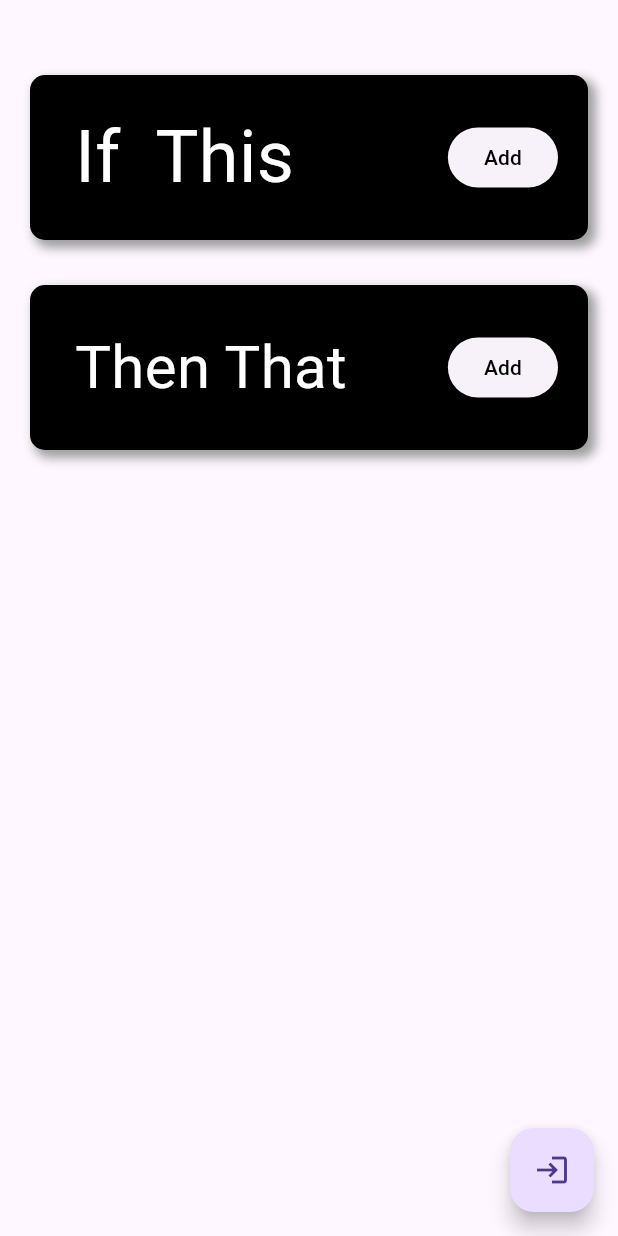
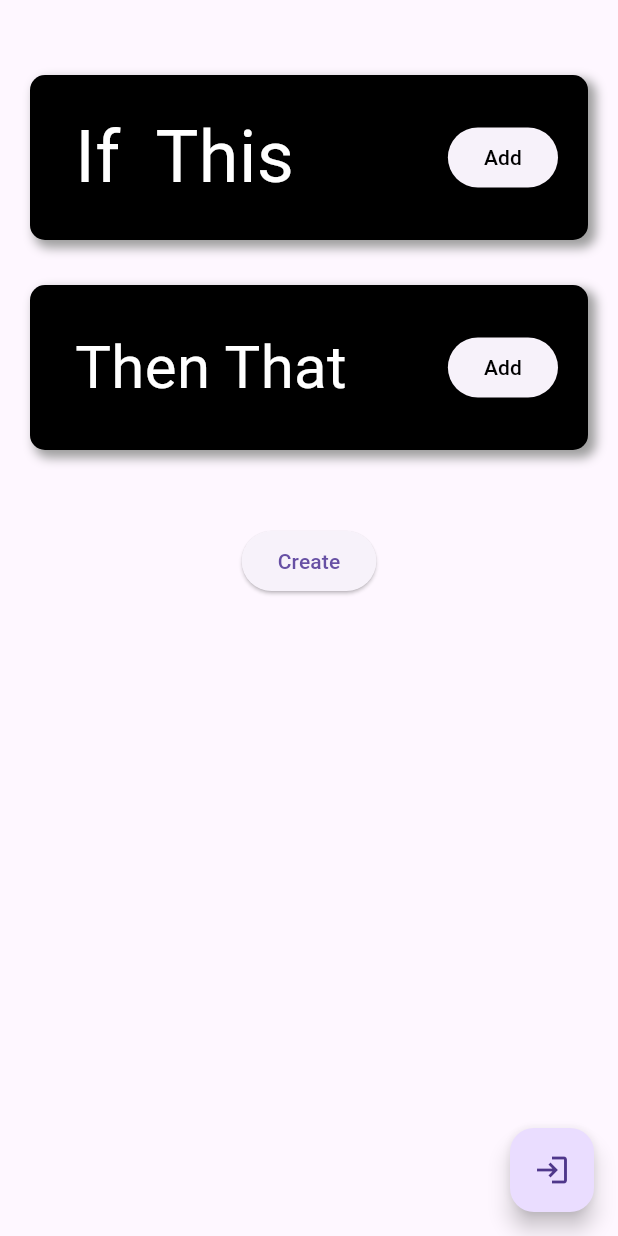
Before and after one commit to ASM-Studios/AREA, a Flutter app: the DashboardPage screen opened by its route, on a phone screen of 412 x 824 dp. Run offline on Flutter 3.47's test engine with Material 3 defaults, Android fonts, the phone set to English and light mode, and no system bars; our stand-ins replace flutter_dotenv, flutter_secure_storage, go_router; missing offline and left inert: aad_oauth, flutter_appauth; accounts and stored records are empty.

Commit message:
feat(workflows): create button

```diff
--- a/client_mobile/lib/data/service_metadata.dart
+++ b/client_mobile/lib/data/service_metadata.dart
@@ -26,7 +26,7 @@ class ServiceMetadata {
         imagePath: 'assets/images/microsoft.png'),
     ServiceMetadata(
         name: "google",
-        color: Colors.white,
+        color: Colors.amber,
         imagePath: 'assets/images/google.png'),
   ];
 
--- a/client_mobile/lib/pages/auth/login.dart
+++ b/client_mobile/lib/pages/auth/login.dart
@@ -96,7 +96,7 @@ class _LoginPageState extends State<LoginPage> {
                     },
                     label: "Sign in with Microsoft",
                     image: Image.asset(
-                      "assets/images/microsoft_logo.png",
+                      "assets/images/microsoft.png",
                       width: 40,
                       height: 30,
                     ),
--- a/client_mobile/lib/pages/auth/register.dart
+++ b/client_mobile/lib/pages/auth/register.dart
@@ -127,7 +127,7 @@ class _RegisterPageState extends State<RegisterPage> {
                     },
                     label: "Sign in with Microsoft",
                     image: Image.asset(
-                      "assets/images/microsoft_logo.png",
+                      "assets/images/microsoft.png",
                       width: 40,
                       height: 30,
                     ),
--- a/client_mobile/lib/pages/dashboard/dashboard.dart
+++ b/client_mobile/lib/pages/dashboard/dashboard.dart
@@ -13,7 +13,6 @@ class DashboardPage extends StatefulWidget {
 }
 
 class _DashboardPageState extends State<DashboardPage> {
-
   WorkflowActionReaction? action;
   WorkflowActionReaction? reaction;
 
@@ -39,13 +38,29 @@ class _DashboardPageState extends State<DashboardPage> {
           const SizedBox(height: 50),
           ActionButton(onActionSelected: onActionSelected, action: action),
           const SizedBox(height: 30),
-          ReactionButton(onActionSelected: onReactionSelected, reaction: reaction),
+          ReactionButton(
+              onActionSelected: onReactionSelected, reaction: reaction),
+          const SizedBox(height: 50),
+          ElevatedButton(
+              onPressed: () async {
+                if (action == null || reaction == null) {
+                ScaffoldMessenger.of(context).showSnackBar(
+                  const SnackBar(
+                    content: Text("Please refer an action and a reaction"),
+                    backgroundColor: Colors.red,
+                  ),
+                );
+                } else {
+                  print("create workflow");
+                }
+              },
+              child: const Text("Create"))
         ],
       ),
       floatingActionButton: FloatingActionButton(
         onPressed: () async {
           bool hasLogout = await AuthService.logout();
-          if (hasLogout)  context.pushReplacement("/login");
+          if (hasLogout) context.pushReplacement("/login");
         },
         tooltip: 'Logout',
         child: const Icon(Icons.login),
```
